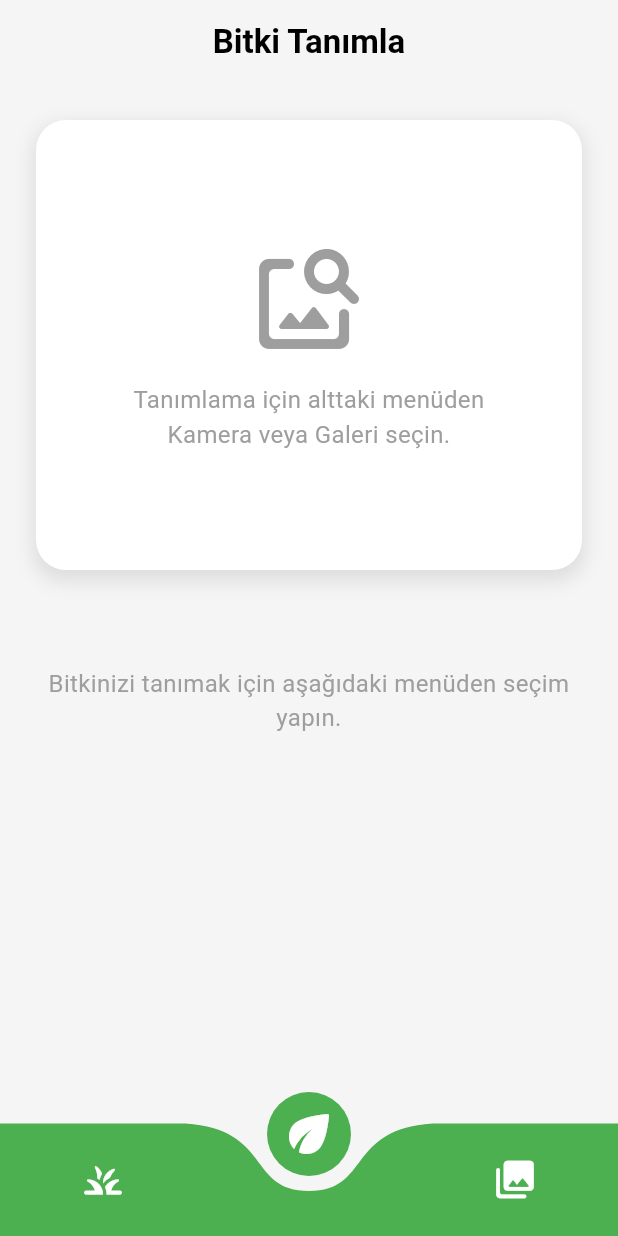
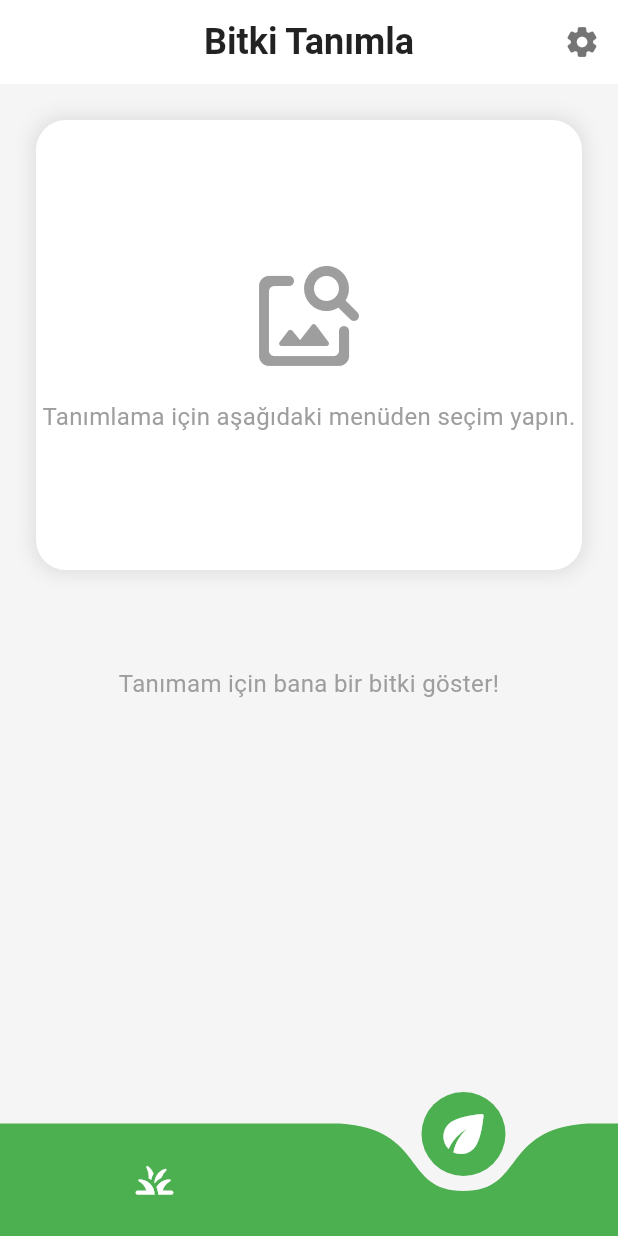
Before and after one commit to mirazbey/plantpal_deneme, a Flutter app: the screen it shows after launch, on a phone screen of 412 x 824 dp. Run offline on Flutter 3.47's test engine with Material 3 defaults, Android fonts, the light colour scheme and no system bars; drawn by our look-alikes of curved_navigation_bar; our stand-ins replace flutter_local_notifications, geolocator, google_generative_ai, image_picker, photo_view, sqflite and 1 more; missing offline and left inert: android_alarm_manager_plus; accounts and stored records are empty.

Commit message:
Bildirim ve paket sorunlarını çözmek için son hali gönderiyorum

```diff
--- a/lib/main_screen_shell.dart
+++ b/lib/main_screen_shell.dart
@@ -1,4 +1,4 @@
-// lib/main_screen_shell.dart (NİHAİ TASARIM VE DÜZENLEME)
+// lib/main_screen_shell.dart (NİHAİ, BASİTLEŞTİRİLMİŞ VE HATASIZ HALİ)
 
 import 'dart:io';
 import 'package:flutter/material.dart';
@@ -9,6 +9,7 @@ import 'package:plantpal/models/plant_prediction.dart';
 import 'package:plantpal/models/plant_record.dart';
 import 'package:plantpal/pages/identify_page.dart';
 import 'package:plantpal/pages/my_plants_page.dart';
+import 'package:plantpal/pages/settings_page.dart';
 import 'package:plantpal/services/database_service.dart';
 import 'package:plantpal/services/gemini_service.dart';
 import 'package:plantpal/services/location_service.dart';
@@ -25,21 +26,38 @@ class MainScreenShell extends StatefulWidget {
 
 class _MainScreenShellState extends State<MainScreenShell> {
   bool _showSplash = true;
-  int _pageIndex = 1; // 0: Bitkilerim, 1: Ana Ekran (Tanımla)
+  int _pageIndex = 1;
 
-  // Tanımlama sayfası için durum değişkenleri
   File? _selectedImage;
-  String _plantInfo = "Bitkinizi tanımak için aşağıdaki menüden seçim yapın.";
+  String _plantInfo = "Tanımam için bana bir bitki göster!";
   bool _isLoading = false;
   List<PlantPrediction> _predictions = [];
   int _selectedPredictionIndex = 0;
-
-  // Bitkilerim sayfası için durum değişkeni
   List<PlantRecord> _plantHistory = [];
 
-  // Fonksiyonların hepsi önceki mesajlardakiyle aynı, değişiklik yok...
-  // ...
-  // (Burada diğer fonksiyonlarınızın olduğunu varsayıyorum)
+  @override
+  void initState() {
+    super.initState();
+    _initializeApp();
+  }
+
+  Future<void> _initializeApp() async {
+    await _refreshPlants();
+    await Future.delayed(const Duration(seconds: 2));
+    if (mounted) setState(() => _showSplash = false);
+  }
+
+  Future<void> _refreshPlants() async {
+    final plants = await DatabaseService.instance.getAllPlants();
+    if (mounted) {
+      setState(() {
+        _plantHistory = plants;
+      });
+    }
+  }
+
+  // ... (Diğer tüm fonksiyonlarınız burada aynı kalacak, onlara dokunmuyoruz)
+  // _parsePredictions, _pickImageAndIdentify, _onSaveButtonPressed vb.
     List<PlantPrediction> _parsePredictions(String rawText) {
     final List<PlantPrediction> predictions = [];
     final parts = rawText.split(RegExp(r'---TAHMİN \d+---'));
@@ -70,7 +88,6 @@ class _MainScreenShellState extends State<MainScreenShell> {
   }
 
   Future<void> _pickImageAndIdentify(ImageSource source) async {
-    // Tanımla sayfasına geçiş yap ve işlemi başlat
     setState(() => _pageIndex = 1);
     _processImageIdentification(source);
   }
@@ -145,8 +162,10 @@ class _MainScreenShellState extends State<MainScreenShell> {
 
       if (newRecord != null) {
         await _addPlantToHistory(newRecord);
-        if (mounted) {
-          await _showNotificationSchedulerDialog(newRecord);
+         if (mounted) {
+          ScaffoldMessenger.of(context).showSnackBar(
+            SnackBar(content: Text('${newRecord.nickname} koleksiyonuna eklendi!')),
+          );
         }
       }
     }
@@ -154,7 +173,7 @@ class _MainScreenShellState extends State<MainScreenShell> {
 
   Future<PlantRecord?> _showSavePlantDialog({required File image, required Map<String, String> plantInfo}) async {
     final nicknameController = TextEditingController();
-    const List<String> availableTags = ['Salon Bitkisi', 'Balkon', 'Az Su İster', 'Gölge Sever'];
+    const List<String> availableTags = ['Salon Bitkisi', 'Balkon', 'Az Su İster', 'Gölge Sever','Işık Sever','Nemli Toprak Sever'];
     List<String> selectedTags = [];
 
     return showDialog<PlantRecord>(
@@ -201,7 +220,7 @@ class _MainScreenShellState extends State<MainScreenShell> {
               onPressed: () => Navigator.of(dialogContext).pop(null),
             ),
             TextButton(
-              child: const Text('İleri: Hatırlatıcı Kur'),
+              child: const Text('Kaydet'),
               onPressed: () {
                 final record = PlantRecord(
                   image: image,
@@ -219,9 +238,7 @@ class _MainScreenShellState extends State<MainScreenShell> {
     );
   }
 
-    // DEĞİŞTİRİLECEK OLAN FONKSİYONUN TAMAMI
-
-// DEĞİŞTİRİLECEK OLAN FONKSİYONUN TAMAMI
+  // DEĞİŞTİRİLECEK OLAN FONKSİYONUN TAMAMI
 
 Future<void> _showNotificationSchedulerDialog(PlantRecord record) async {
   final Map<int, String> weekdays = {1: 'Pazartesi', 2: 'Salı', 3: 'Çarşamba', 4: 'Perşembe', 5: 'Cuma', 6: 'Cumartesi', 7: 'Pazar'};
@@ -246,18 +263,19 @@ Future<void> _showNotificationSchedulerDialog(PlantRecord record) async {
                     value: selectedDay,
                     isExpanded: true,
                     items: weekdays.entries.map((entry) => DropdownMenuItem<int>(value: entry.key, child: Text(entry.value))).toList(),
-                    onChanged: (value) {
-                      if (value != null) {
-                        setState(() => selectedDay = value);
-                      }
-                    },
+                    onChanged: (value) => setState(() => selectedDay = value!),
                   ),
                   const SizedBox(height: 20),
                   ElevatedButton(
                     child: Text('Saat Seç: ${selectedTime.format(context)}'),
                     onPressed: () async {
-                      final TimeOfDay? picked = await showTimePicker(context: context, initialTime: selectedTime);
-                      if (picked != null) setState(() => selectedTime = picked);
+                      final TimeOfDay? picked = await showTimePicker(
+                        context: context,
+                        initialTime: selectedTime,
+                      );
+                      if (picked != null) {
+                        setState(() => selectedTime = picked);
+                      }
                     },
                   ),
                 ],
@@ -271,13 +289,9 @@ Future<void> _showNotificationSchedulerDialog(PlantRecord record) async {
               TextButton(
                 child: const Text('Hatırlatıcıyı Kur'),
                 onPressed: () async {
-                  // ---- ÇÖZÜM BURADA ----
-
-                  // 1. Context'e bağlı nesneleri `await` işleminden ÖNCE yakala
                   final navigator = Navigator.of(dialogContext);
                   final messenger = ScaffoldMessenger.of(context);
 
-                  // 2. Zaman alan işlemi (bildirim kurma) gerçekleştir
                   await NotificationService().scheduleWeeklyNotification(
                     id: record.id.hashCode,
                     plantName: record.nickname,
@@ -285,8 +299,7 @@ Future<void> _showNotificationSchedulerDialog(PlantRecord record) async {
                     time: selectedTime,
                   );
 
-                  // 3. Artık güvenle yakaladığın nesneleri kullan
-                  navigator.pop(); // Diyalogu kapat
+                  navigator.pop();
                   messenger.showSnackBar(
                     SnackBar(content: Text('${record.nickname} için hatırlatıcı kuruldu!')),
                   );
@@ -300,32 +313,12 @@ Future<void> _showNotificationSchedulerDialog(PlantRecord record) async {
   );
 }
 
-  @override
-  void initState() {
-    super.initState();
-    _initializeApp();
-  }
-
-  Future<void> _initializeApp() async {
-    await _refreshPlants();
-    await Future.delayed(const Duration(seconds: 2));
-    if (mounted) setState(() => _showSplash = false);
-  }
-
   Future<void> _addPlantToHistory(PlantRecord record) async {
     await DatabaseService.instance.insertPlant(record);
     await _refreshPlants();
   }
 
-  Future<void> _refreshPlants() async {
-    final plants = await DatabaseService.instance.getAllPlants();
-    if (mounted) {
-      setState(() {
-        _plantHistory = plants;
-      });
-    }
-  }
-
+  // --- build METODU (YENİDEN DÜZENLENDİ) ---
 
   @override
   Widget build(BuildContext context) {
@@ -345,41 +338,118 @@ Future<void> _showNotificationSchedulerDialog(PlantRecord record) async {
         onClear: () => setState(() {
           _selectedImage = null;
           _predictions = [];
-          _plantInfo = "Bitkinizi tanımak için aşağıdaki menüden seçim yapın.";
+          _plantInfo = "Tanımam için bana bir bitki göster!";
         }),
         onSave: _onSaveButtonPressed,
+        // Baloncuk butonu için callback'iHomeScreen'e geçmiyoruz, çünkü buton artık burada.
+        onScheduleReminder: () {},
       ),
     ];
 
     return Scaffold(
-      backgroundColor: Colors.white,
       extendBody: true,
+      appBar: AppBar(
+        title: Text(_pageIndex == 0 ? 'Bitkilerim' : 'Bitki Tanımla', style: const TextStyle(fontWeight: FontWeight.bold, fontSize: 24, color: Colors.black87)),
+        backgroundColor: Colors.white,
+        elevation: 0,
+        centerTitle: true,
+        actions: [
+          if (_pageIndex == 1 && _predictions.isNotEmpty)
+            IconButton(
+              icon: const Icon(Icons.add_circle_outline_rounded, color: Colors.black54, size: 30),
+              tooltip: 'Koleksiyona Kaydet',
+              onPressed: _onSaveButtonPressed,
+            ),
+          IconButton(
+            icon: const Icon(Icons.settings_rounded, color: Colors.black54),
+            onPressed: () => Navigator.push(context, MaterialPageRoute(builder: (context) => const SettingsPage())),
+          ),
+        ],
+      ),
+      // YENİ YAPI: Ana gövde bir Stack
+      body: Stack(
+        children: [
+          // Arka plandaki asıl sayfa
+          IndexedStack(
+            index: _pageIndex,
+            children: pages,
+          ),
+          // Sadece "Tanımla" sayfasındayken görünecek olan baloncuk buton
+          if (_pageIndex == 1 && _predictions.isNotEmpty && !_isLoading)
+            Positioned(
+              left: 20,
+              bottom: 100, // Navigasyon barından daha yukarıda olması için
+              child: InkWell(
+                onTap: () {
+                  final bestPrediction = _predictions[_selectedPredictionIndex];
+                  final tempRecord = PlantRecord(
+                    image: _selectedImage!,
+                    plantInfo: {'Bitki Adı': bestPrediction.name, 'Sulama Sıklığı': bestPrediction.watering},
+                    date: DateTime.now(),
+                    nickname: bestPrediction.name,
+                  );
+                  _showNotificationSchedulerDialog(tempRecord);
+                },
+                borderRadius: BorderRadius.circular(25),
+                child: Container(
+                  padding: const EdgeInsets.symmetric(horizontal: 16, vertical: 12),
+                  decoration: BoxDecoration(
+                    color: AppTheme.primaryGreen.withAlpha(230),
+                    borderRadius: BorderRadius.circular(25),
+                    boxShadow: [BoxShadow(color: Colors.black.withAlpha(38), spreadRadius: 1, blurRadius: 8, offset: const Offset(0, 4))],
+                  ),
+                  child: const Row(
+                    children: [
+                      Icon(Icons.notifications_active_outlined, color: Colors.white, size: 20),
+                      SizedBox(width: 8),
+                      Text("Hatırlatıcı Kur", style: TextStyle(color: Colors.white, fontWeight: FontWeight.bold)),
+                    ],
+                  ),
+                ),
+              ),
+            ),
+        ],
+      ),
       bottomNavigationBar: CurvedNavigationBar(
-        index: _pageIndex, // Başlangıçta ana ekran (index 1) seçili
+        index: _pageIndex,
         items: const <Widget>[
           Icon(Icons.grass_rounded, size: 30, color: Colors.white),
           Icon(Icons.eco_rounded, size: 40, color: Colors.white),
-          Icon(Icons.photo_library_rounded, size: 30, color: Colors.white),
         ],
+        onTap: (index) {
+          if (index == 1) { // Ana Buton (Tanımla) - Kamera veya Galeri sor
+            showModalBottomSheet(
+              context: context,
+              builder: (context) => Wrap(
+                children: <Widget>[
+                  ListTile(
+                    leading: const Icon(Icons.photo_camera_rounded),
+                    title: const Text('Kamera'),
+                    onTap: () {
+                      Navigator.of(context).pop();
+                      _pickImageAndIdentify(ImageSource.camera);
+                    },
+                  ),
+                  ListTile(
+                    leading: const Icon(Icons.photo_library_rounded),
+                    title: const Text('Galeri'),
+                    onTap: () {
+                      Navigator.of(context).pop();
+                      _pickImageAndIdentify(ImageSource.gallery);
+                    },
+                  ),
+                ],
+              ),
+            );
+          } else { // Bitkilerim
+            setState(() => _pageIndex = index);
+          }
+        },
         color: AppTheme.primaryGreen,
         buttonBackgroundColor: AppTheme.primaryGreen,
         backgroundColor: Colors.transparent,
         animationCurve: Curves.easeInOut,
-        animationDuration: const Duration(milliseconds: 400),
-        onTap: (index) {
-          if (index == 0) { // Bitkilerim
-            setState(() => _pageIndex = 0);
-          } else if (index == 1) { // Ana Ekran (Tanımla) - Kamera'yı tetikler
-            _pickImageAndIdentify(ImageSource.camera);
-          } else if (index == 2) { // Galeri
-            _pickImageAndIdentify(ImageSource.gallery);
-          }
-        },
         letIndexChange: (index) => true,
-      ),
-      body: IndexedStack(
-        index: _pageIndex,
-        children: pages,
       ),
     );
   }
--- a/lib/pages/identify_page.dart
+++ b/lib/pages/identify_page.dart
@@ -1,10 +1,13 @@
+// lib/pages/identify_page.dart (NİHAİ VE DOĞRU HALİ)
+
 import 'dart:io';
 import 'package:flutter/material.dart';
 import 'package:plantpal/models/plant_prediction.dart';
-import 'package:plantpal/pages/photo_viewer_page.dart'; // EKSİK OLAN IMPORT
+import 'package:plantpal/pages/photo_viewer_page.dart';
 import 'package:plantpal/widgets/info_card.dart';
+import 'package:plantpal/theme/app_theme.dart';
 
-class HomeScreen extends StatefulWidget {
+class HomeScreen extends StatelessWidget {
   final File? selectedImage;
   final String plantInfo;
   final bool isLoading;
@@ -13,6 +16,7 @@ class HomeScreen extends StatefulWidget {
   final Function(int) onPredictionSelected;
   final VoidCallback onClear;
   final VoidCallback onSave;
+  final VoidCallback onScheduleReminder;
 
   const HomeScreen({
     super.key,
@@ -24,52 +28,27 @@ class HomeScreen extends StatefulWidget {
     required this.onPredictionSelected,
     required this.onClear,
     required this.onSave,
+    required this.onScheduleReminder,
   });
 
   @override
-  State<HomeScreen> createState() => _HomeScreenState();
-}
-
-class _HomeScreenState extends State<HomeScreen> {
-  @override
   Widget build(BuildContext context) {
-    final selectedPrediction = widget.predictions.isNotEmpty
-        ? widget.predictions[widget.selectedPredictionIndex]
+    final selectedPrediction = predictions.isNotEmpty
+        ? predictions[selectedPredictionIndex]
         : null;
 
-    return Scaffold(
-      appBar: AppBar(
-        title: Text('Bitki Tanımla', style: Theme.of(context).appBarTheme.titleTextStyle),
-        actions: [
-          if (widget.predictions.isNotEmpty) ...[
-            IconButton(
-              icon: const Icon(Icons.add_circle_outline_rounded),
-              tooltip: 'Bitkiyi Kaydet',
-              onPressed: widget.onSave,
-            ),
-            IconButton(
-              icon: const Icon(Icons.close_rounded),
-              tooltip: 'Ekranı Temizle',
-              onPressed: widget.onClear,
-            ),
-          ]
-        ],
-      ),
-      body: SingleChildScrollView(
+    return Stack( // Sayfayı Stack ile sarıyoruz
+      children: [
+        // Ana, kaydırılabilir içerik
+        SingleChildScrollView(
           padding: const EdgeInsets.all(24.0),
           child: Column(
             crossAxisAlignment: CrossAxisAlignment.stretch,
             children: <Widget>[
-            // 1. FOTOĞRAF GÖSTERME ALANI (Düzeltilmiş Hali)
               GestureDetector(
                 onTap: () {
-                if (widget.selectedImage != null) {
-                  Navigator.push(
-                    context,
-                    MaterialPageRoute(
-                      builder: (context) => PhotoViewerPage(imageFile: widget.selectedImage!),
-                    ),
-                  );
+                  if (selectedImage != null) {
+                    Navigator.push(context, MaterialPageRoute(builder: (context) => PhotoViewerPage(imageFile: selectedImage!)));
                   }
                 },
                 child: Container(
@@ -77,27 +56,17 @@ class _HomeScreenState extends State<HomeScreen> {
                   decoration: BoxDecoration(
                     color: Colors.white,
                     borderRadius: BorderRadius.circular(20),
-                  boxShadow: [
-                    BoxShadow(
-                      color: Colors.black.withAlpha(25),
-                      spreadRadius: 2,
-                      blurRadius: 10,
-                      offset: const Offset(0, 5),
+                    boxShadow: [BoxShadow(color: Colors.black.withAlpha(25), spreadRadius: 2, blurRadius: 10)],
                   ),
-                  ],
-                ),
-                child: widget.selectedImage != null
-                    ? ClipRRect(
-                        borderRadius: BorderRadius.circular(20),
-                        child: Image.file(widget.selectedImage!, fit: BoxFit.cover),
-                      )
-                    : const Column( // const EKLENDİ
+                  child: selectedImage != null
+                      ? ClipRRect(borderRadius: BorderRadius.circular(20), child: Image.file(selectedImage!, fit: BoxFit.cover))
+                      : const Column(
                           mainAxisAlignment: MainAxisAlignment.center,
                           children: [
                             Icon(Icons.image_search_rounded, size: 80, color: Colors.grey),
                             SizedBox(height: 16),
                             Text(
-                            'Tanımlama için alttaki menüden\nKamera veya Galeri seçin.',
+                              'Tanımlama için aşağıdaki menüden seçim yapın.',
                               textAlign: TextAlign.center,
                               style: TextStyle(color: Colors.grey),
                             )
@@ -106,9 +75,7 @@ class _HomeScreenState extends State<HomeScreen> {
                 ),
               ),
               const SizedBox(height: 24),
-
-            // 2. SONUÇ BÖLÜMÜ
-            if (widget.isLoading)
+              if (isLoading)
                 const Center(child: CircularProgressIndicator())
               else if (selectedPrediction != null)
                 Column(
@@ -117,23 +84,19 @@ class _HomeScreenState extends State<HomeScreen> {
                       scrollDirection: Axis.horizontal,
                       child: Row(
                         mainAxisAlignment: MainAxisAlignment.center,
-                      children: List.generate(widget.predictions.length, (index) {
+                        children: List.generate(predictions.length, (index) {
                           return Padding(
                             padding: const EdgeInsets.symmetric(horizontal: 4.0),
                             child: ChoiceChip(
                               label: Text(
-                              widget.predictions[index].percentage.isNotEmpty
-                                  ? '${widget.predictions[index].name} (${widget.predictions[index].percentage})'
-                                  : widget.predictions[index].name,
+                                predictions[index].percentage.isNotEmpty
+                                    ? '${predictions[index].name} (${predictions[index].percentage})'
+                                    : predictions[index].name,
                               ),
-                            selected: widget.selectedPredictionIndex == index,
-                            onSelected: (selected) {
-                              widget.onPredictionSelected(index);
-                            },
+                              selected: selectedPredictionIndex == index,
+                              onSelected: (selected) => onPredictionSelected(index),
                               selectedColor: Theme.of(context).primaryColor,
-                            labelStyle: TextStyle(
-                              color: widget.selectedPredictionIndex == index ? Colors.white : Colors.black,
-                            ),
+                              labelStyle: TextStyle(color: selectedPredictionIndex == index ? Colors.white : Colors.black),
                             ),
                           );
                         }),
@@ -145,9 +108,8 @@ class _HomeScreenState extends State<HomeScreen> {
                       icon: selectedPrediction.health != 'Sağlıklı' ? Icons.warning_amber_rounded : Icons.check_circle_outline_rounded,
                       title: 'Sağlık Durumu',
                       content: selectedPrediction.health,
-                    buttonLabel: selectedPrediction.health != 'Sağlıklı' ? 'Ne yapabilirim?' : 'Çok sağlıklı! 😊',
-                    onButtonPressed: selectedPrediction.health != 'Sağlıklı'
-                      ? () {
+                      buttonLabel: selectedPrediction.health != 'Sağlıklı' ? 'Ne yapabilirim?' : null,
+                      onButtonPressed: selectedPrediction.health != 'Sağlıklı' ? () {
                         showDialog(
                           context: context,
                           builder: (context) => AlertDialog(
@@ -160,8 +122,7 @@ class _HomeScreenState extends State<HomeScreen> {
                             actions: [TextButton(onPressed: () => Navigator.of(context).pop(), child: const Text('Anladım'))],
                           ),
                         );
-                        }
-                      : null,
+                      } : null,
                     ),
                     InfoCard(icon: Icons.water_drop_rounded, title: 'Sulama Sıklığı', content: selectedPrediction.watering),
                     InfoCard(icon: Icons.wb_cloudy_rounded, title: 'Günün Tavsiyesi', content: selectedPrediction.advice),
@@ -171,12 +132,47 @@ class _HomeScreenState extends State<HomeScreen> {
               else
                 Padding(
                   padding: const EdgeInsets.symmetric(vertical: 40.0),
-                child: Text(widget.plantInfo, textAlign: TextAlign.center, style: const TextStyle(fontSize: 16, color: Colors.grey)),
+                  child: Text(plantInfo, textAlign: TextAlign.center, style: const TextStyle(fontSize: 16, color: Colors.grey)),
                 ),
-              const SizedBox(height: 80),
+              const SizedBox(height: 100), // Navigasyon barı için boşluk
             ],
           ),
         ),
+
+        // YENİ HATIRLATICI BUTONU BURADA
+        // Koşul: Sadece bir tahmin varsa ve yükleme devam etmiyorsa göster
+        if (predictions.isNotEmpty && !isLoading)
+          Positioned(
+            left: 20,
+            bottom: 20,
+            child: InkWell(
+              onTap: onScheduleReminder,
+              borderRadius: BorderRadius.circular(25),
+              child: Container(
+                padding: const EdgeInsets.symmetric(horizontal: 16, vertical: 12),
+                decoration: BoxDecoration(
+                  color: AppTheme.primaryGreen.withAlpha(230), // withOpacity yerine withAlpha
+                  borderRadius: BorderRadius.circular(25),
+                  boxShadow: [
+                    BoxShadow(
+                      color: Colors.black.withAlpha(38), // withOpacity yerine withAlpha
+                      spreadRadius: 1,
+                      blurRadius: 8,
+                      offset: const Offset(0, 4),
+                    )
+                  ],
+                ),
+                child: const Row(
+                  children: [
+                    Icon(Icons.notifications_active_outlined, color: Colors.white, size: 20),
+                    SizedBox(width: 8),
+                    Text("Hatırlatıcı Kur", style: TextStyle(color: Colors.white, fontWeight: FontWeight.bold)),
+                  ],
+                ),
+              ),
+            ),
+          ),
+      ],
     );
   }
 }
--- a/pubspec.yaml
+++ b/pubspec.yaml
@@ -23,6 +23,10 @@ dependencies:
   path: ^1.9.0
   curved_navigation_bar: ^1.0.3
   permission_handler: ^11.3.1 # YENİ EKLENEN PAKET
+  # YENİ EKLENENLER
+  firebase_auth: ^5.1.2
+  google_sign_in: ^6.2.1
+
 
 dev_dependencies:
   flutter_test:
```
Also changed, not shown: lib/main.dart (+5 -7 lines), lib/pages/reminders_list_page.dart (added, +57 -0 lines), lib/pages/settings_page.dart (added, +24 -0 lines), lib/services/notification_service.dart (+56 -31 lines), 6 other files. Lines whose indentation alone changed are shown as unchanged.
